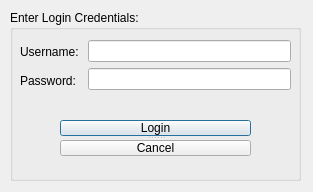
Above: loginpage.ui from Ling2251/CS1D-College-Tour before the change. Below: the same form after it.
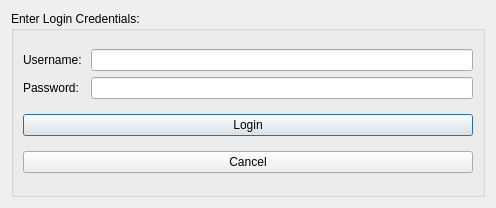
That is the form after the change.

Commit message:
login page
quick fix to the login page

The edit to the form file:
```diff
--- a/loginpage.ui
+++ b/loginpage.ui
@@ -6,57 +6,21 @@
    <rect>
     <x>0</x>
     <y>0</y>
-    <width>313</width>
-    <height>192</height>
+    <width>496</width>
+    <height>208</height>
    </rect>
   </property>
   <property name="windowTitle">
    <string>Dialog</string>
   </property>
+  <layout class="QGridLayout" name="gridLayout_2">
+   <item row="0" column="0">
   <widget class="QGroupBox" name="groupBox">
-   <property name="geometry">
-    <rect>
-     <x>10</x>
-     <y>10</y>
-     <width>291</width>
-     <height>171</height>
-    </rect>
-   </property>
    <property name="title">
     <string>Enter Login Credentials:</string>
    </property>
-   <widget class="QSplitter" name="splitter">
-    <property name="geometry">
-     <rect>
-      <x>50</x>
-      <y>110</y>
-      <width>191</width>
-      <height>36</height>
-     </rect>
-    </property>
-    <property name="orientation">
-     <enum>Qt::Vertical</enum>
-    </property>
-    <widget class="QPushButton" name="pushButton_login">
-     <property name="text">
-      <string>Login</string>
-     </property>
-    </widget>
-    <widget class="QPushButton" name="pushButton_cancel">
-     <property name="text">
-      <string>Cancel</string>
-     </property>
-    </widget>
-   </widget>
-   <widget class="QWidget" name="">
-    <property name="geometry">
-     <rect>
-      <x>10</x>
-      <y>30</y>
-      <width>271</width>
-      <height>52</height>
-     </rect>
-    </property>
+     <layout class="QGridLayout" name="gridLayout">
+      <item row="0" column="0">
     <layout class="QHBoxLayout" name="horizontalLayout">
      <item>
       <layout class="QVBoxLayout" name="verticalLayout">
@@ -87,8 +51,25 @@
       </layout>
      </item>
     </layout>
-   </widget>
-  </widget>
+      </item>
+      <item row="1" column="0">
+       <widget class="QPushButton" name="pushButton_login">
+        <property name="text">
+         <string>Login</string>
+        </property>
+       </widget>
+      </item>
+      <item row="2" column="0">
+       <widget class="QPushButton" name="pushButton_cancel">
+        <property name="text">
+         <string>Cancel</string>
+        </property>
+       </widget>
+      </item>
+     </layout>
+    </widget>
+   </item>
+  </layout>
  </widget>
  <resources/>
  <connections/>
```
Lines whose indentation alone changed are shown as unchanged. The commit also changes 3 other files.
